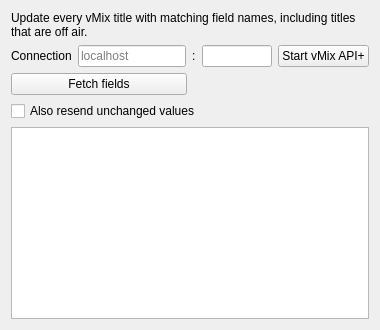
Before: the Qt Designer form src/vmix_plus.ui in royshil/scoresight, drawn with Qt 5.
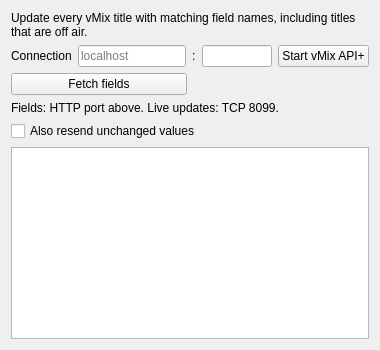
After: the same form once the commit is applied.

Patch:
```diff
--- a/src/vmix_plus.ui
+++ b/src/vmix_plus.ui
@@ -15,6 +15,7 @@
     <item><widget class="QPushButton" name="pushButton_fetch"><property name="text"><string>Fetch fields</string></property><property name="toolTip"><string>Find text fields in all vMix inputs. Fields are also refreshed every five seconds while this output is on.</string></property></widget></item>
     <item><widget class="QLabel" name="label_fields"><property name="text"><string/></property><property name="wordWrap"><bool>true</bool></property><property name="textFormat"><enum>Qt::PlainText</enum></property></widget></item>
    </layout></item>
+   <item><widget class="QLabel" name="label_transport"><property name="text"><string>Fields: HTTP port above. Live updates: TCP 8099.</string></property><property name="wordWrap"><bool>true</bool></property></widget></item>
    <item><widget class="QCheckBox" name="checkBox_sendSame"><property name="text"><string>Also resend unchanged values</string></property></widget></item>
    <item><widget class="QTableView" name="tableView_mapping"><property name="toolTip"><string>Choose an exact vMix text-field name, including .Text for GT titles. Every matching title receives the value. Clear a mapping to stop sending it.</string></property><property name="alternatingRowColors"><bool>true</bool></property></widget></item>
   </layout>
```
Left out of the diff: 2 changed lines with no effect on the pictures.
